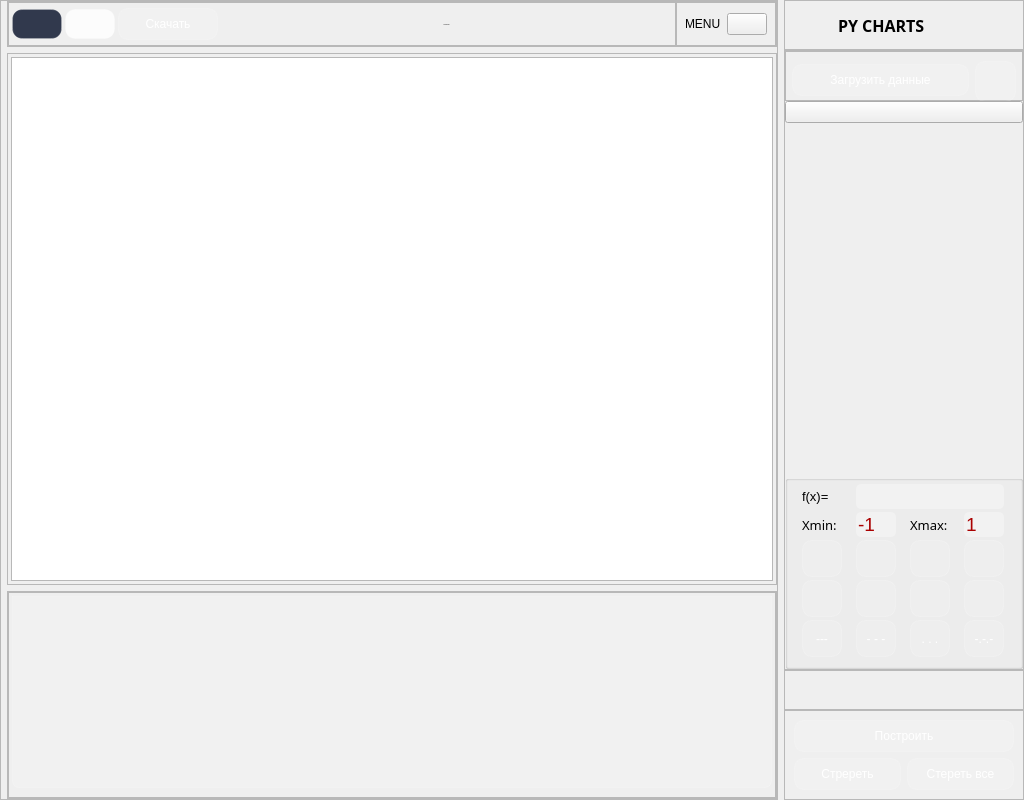
The window that interface.ui (nevadiesel/PyCharts) describes before a commit, drawn with Qt 5.
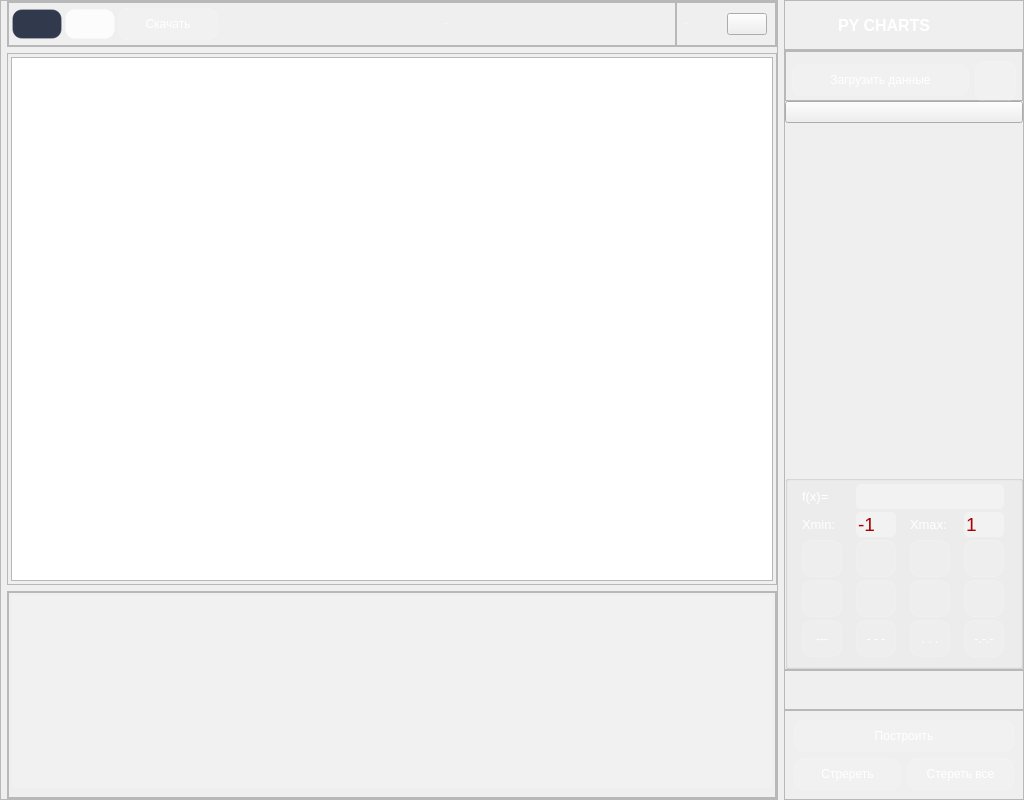
The same window after the commit. Icons and pictures are not drawn. Custom widgets are drawn as their Qt base class.

Patch:
```diff
--- a/interface.ui
+++ b/interface.ui
@@ -268,10 +268,12 @@
               <widget class="QLabel" name="label_7">
                <property name="font">
                 <font>
-                 <family>NovaFlat</family>
                  <pointsize>-1</pointsize>
                 </font>
                </property>
+               <property name="styleSheet">
+                <string notr="true">color: rgb(255, 255, 255);</string>
+               </property>
                <property name="text">
                 <string>DASHBOARD</string>
                </property>
@@ -315,6 +317,14 @@
              </property>
              <item>
               <widget class="QLabel" name="label_6">
+               <property name="font">
+                <font>
+                 <pointsize>-1</pointsize>
+                </font>
+               </property>
+               <property name="styleSheet">
+                <string notr="true">color: rgb(255, 255, 255);</string>
+               </property>
                <property name="text">
                 <string>MENU</string>
                </property>
@@ -548,7 +558,6 @@
            <widget class="QLabel" name="label">
             <property name="font">
              <font>
-              <family>NovaFlat</family>
               <pointsize>12</pointsize>
               <weight>99</weight>
               <bold>true</bold>
@@ -558,7 +567,8 @@
              <bool>false</bool>
             </property>
             <property name="styleSheet">
-             <string notr="true">*{font-size:12pt; font-weight: 1000;}</string>
+             <string notr="true">*{font-size:12pt; font-weight: 1000;color: rgb(255, 255, 255);}
+</string>
             </property>
             <property name="text">
              <string>PY CHARTS</string>
@@ -1027,6 +1037,15 @@
                  <height>25</height>
                 </size>
                </property>
+               <property name="font">
+                <font>
+                 <family>MS Shell Dlg 2</family>
+                 <pointsize>10</pointsize>
+                </font>
+               </property>
+               <property name="styleSheet">
+                <string notr="true">color: rgb(255, 255, 255);</string>
+               </property>
                <property name="text">
                 <string>f(x)=</string>
                </property>
@@ -1055,10 +1074,12 @@
                </property>
                <property name="font">
                 <font>
-                 <family>NovaFlat</family>
                  <pointsize>10</pointsize>
                 </font>
                </property>
+               <property name="styleSheet">
+                <string notr="true">color: rgb(255, 255, 255);</string>
+               </property>
                <property name="text">
                 <string>Xmin:</string>
                </property>
@@ -1116,10 +1137,13 @@
                </property>
                <property name="font">
                 <font>
-                 <family>NovaFlat</family>
+                 <family>MS Shell Dlg 2</family>
                  <pointsize>10</pointsize>
                 </font>
                </property>
+               <property name="styleSheet">
+                <string notr="true">color: rgb(255, 255, 255);</string>
+               </property>
                <property name="text">
                 <string>Xmax:</string>
                </property>
```
Left out of the diff: 4 changed lines with no effect on the pictures.
